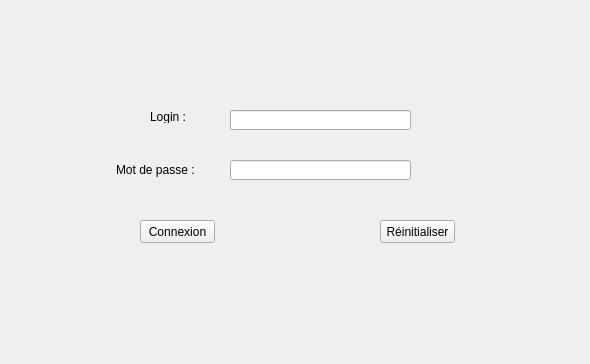
Old version of the form mainwindow.ui in the repository provalinf/ProjetEvaluation.
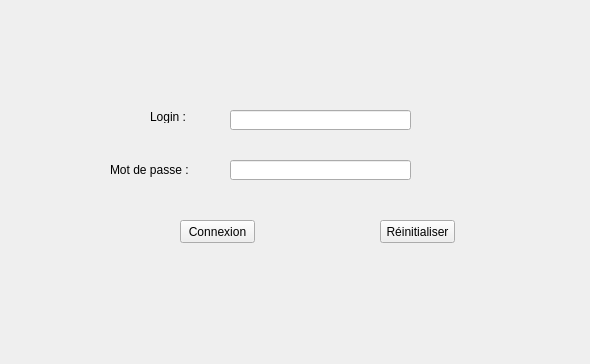
New version of the form.

Commit message: Touche TAB correct à l'écran de connexion

```diff
--- a/mainwindow.ui
+++ b/mainwindow.ui
@@ -40,19 +40,6 @@
        <string>Réinitialiser</string>
       </property>
      </widget>
-     <widget class="QLabel" name="label">
-      <property name="geometry">
-       <rect>
-        <x>106</x>
-        <y>150</y>
-        <width>81</width>
-        <height>20</height>
-       </rect>
-      </property>
-      <property name="text">
-       <string>Mot de passe : </string>
-      </property>
-     </widget>
      <widget class="QLineEdit" name="loginTB">
       <property name="geometry">
        <rect>
@@ -63,19 +50,6 @@
        </rect>
       </property>
      </widget>
-     <widget class="QPushButton" name="connectButton">
-      <property name="geometry">
-       <rect>
-        <x>130</x>
-        <y>210</y>
-        <width>75</width>
-        <height>23</height>
-       </rect>
-      </property>
-      <property name="text">
-       <string>Connexion</string>
-      </property>
-     </widget>
      <widget class="QLabel" name="label_2">
       <property name="geometry">
        <rect>
@@ -99,6 +73,32 @@
        </rect>
       </property>
      </widget>
+     <widget class="QPushButton" name="connectButton">
+      <property name="geometry">
+       <rect>
+        <x>170</x>
+        <y>210</y>
+        <width>75</width>
+        <height>23</height>
+       </rect>
+      </property>
+      <property name="text">
+       <string>Connexion</string>
+      </property>
+     </widget>
+     <widget class="QLabel" name="label">
+      <property name="geometry">
+       <rect>
+        <x>100</x>
+        <y>150</y>
+        <width>81</width>
+        <height>20</height>
+       </rect>
+      </property>
+      <property name="text">
+       <string>Mot de passe : </string>
+      </property>
+     </widget>
     </widget>
     <widget class="QWidget" name="page_2">
      <widget class="QLabel" name="label_3">
```
Left out of the diff: 7 changed lines with no effect on the pictures.
